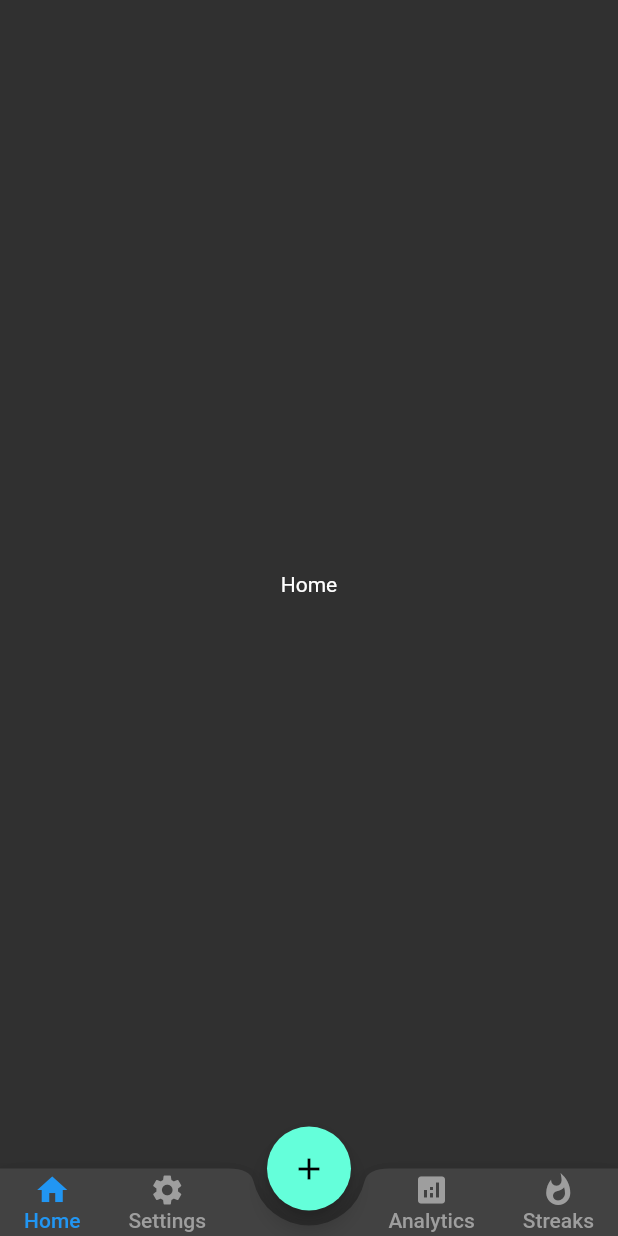
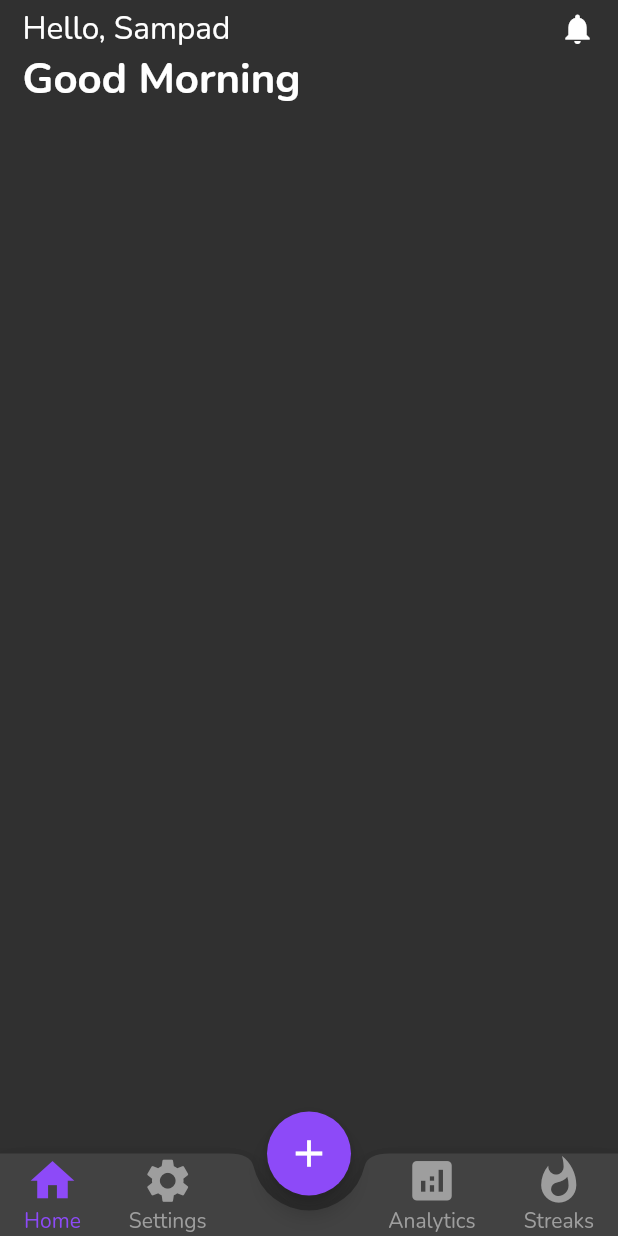
Before and after one commit to Sampad-Adhikary/Habito---A-habit-tracker-, a Flutter app: the screen it shows after launch, on a phone screen of 412 x 824 dp. Run offline on Flutter 3.47's test engine with Material 2 defaults, Android fonts, the light colour scheme and no system bars.

Commit message:
greeting message

```diff
--- a/lib/main.dart
+++ b/lib/main.dart
@@ -29,7 +29,7 @@ class Habito extends StatelessWidget {
   @override
   Widget build(BuildContext context) {
     return MaterialApp(
-        title: 'Habito - A habit trackre app',
+        title: 'Habito - A habit tracker app',
         theme: ThemeData.dark(),
         initialRoute: '/',
         routes: {
--- a/lib/screens/dashboard.dart
+++ b/lib/screens/dashboard.dart
@@ -1,3 +1,5 @@
+// ignore_for_file: prefer_const_constructors
+
 import 'package:flutter/material.dart';
 import 'package:habito/constants/routes.dart';
 import 'package:habito/screens/settingsScreen.dart';
@@ -23,7 +25,12 @@ class _MyDashboard extends State<MyDashboard> {
       child: Scaffold(
         body: PageStorage(bucket: bucket, child: currentScreen),
         floatingActionButton: FloatingActionButton(
-            child: Icon(Icons.add),
+            backgroundColor: Color.fromRGBO(141, 74, 248, 100),
+            child: Icon(
+              Icons.add,
+              color: Colors.white,
+              size: 30,
+            ),
             onPressed: () {
               Navigator.pushNamed(context, Routes.addHabitsScreen);
             }),
@@ -32,7 +39,7 @@ class _MyDashboard extends State<MyDashboard> {
           shape: CircularNotchedRectangle(),
           notchMargin: 10,
           child: Container(
-            height: 45,
+            height: 55,
             child: Row(
                 mainAxisAlignment: MainAxisAlignment.spaceBetween,
                 children: <Widget>[
@@ -51,21 +58,23 @@ class _MyDashboard extends State<MyDashboard> {
                           mainAxisAlignment: MainAxisAlignment.center,
                           children: [
                             Icon(Icons.home,
+                                size: 35,
                                 color: currentTab == 0
-                                    ? Colors.blue
+                                    ? Color.fromRGBO(141, 74, 248, 100)
                                     : Colors.grey),
                             Text(
                               'Home',
                               style: TextStyle(
+                                  fontFamily: 'Nunito',
                                   color: currentTab == 0
-                                      ? Colors.blue
+                                      ? Color.fromRGBO(141, 74, 248, 100)
                                       : Colors.grey),
                             )
                           ],
                         ),
                       ),
                       MaterialButton(
-                        minWidth: 40,
+                        minWidth: 35,
                         onPressed: () {
                           setState(() {
                             currentScreen = Settings();
@@ -76,14 +85,16 @@ class _MyDashboard extends State<MyDashboard> {
                           mainAxisAlignment: MainAxisAlignment.center,
                           children: [
                             Icon(Icons.settings,
+                                size: 35,
                                 color: currentTab == 1
-                                    ? Colors.blue
+                                    ? Color.fromRGBO(141, 74, 248, 100)
                                     : Colors.grey),
                             Text(
                               'Settings',
                               style: TextStyle(
+                                  fontFamily: 'Nunito',
                                   color: currentTab == 1
-                                      ? Colors.blue
+                                      ? Color.fromRGBO(141, 74, 248, 100)
                                       : Colors.grey),
                             )
                           ],
@@ -106,14 +117,16 @@ class _MyDashboard extends State<MyDashboard> {
                           mainAxisAlignment: MainAxisAlignment.center,
                           children: [
                             Icon(Icons.analytics,
+                                size: 35,
                                 color: currentTab == 2
-                                    ? Colors.blue
+                                    ? Color.fromRGBO(141, 74, 248, 100)
                                     : Colors.grey),
                             Text(
                               'Analytics',
                               style: TextStyle(
+                                  fontFamily: 'Nunito',
                                   color: currentTab == 2
-                                      ? Colors.blue
+                                      ? Color.fromRGBO(141, 74, 248, 100)
                                       : Colors.grey),
                             )
                           ],
@@ -131,14 +144,16 @@ class _MyDashboard extends State<MyDashboard> {
                           mainAxisAlignment: MainAxisAlignment.center,
                           children: [
                             Icon(Icons.whatshot,
+                                size: 35,
                                 color: currentTab == 3
-                                    ? Colors.blue
+                                    ? Color.fromRGBO(141, 74, 248, 100)
                                     : Colors.grey),
                             Text(
                               'Streaks',
                               style: TextStyle(
+                                  fontFamily: 'Nunito',
                                   color: currentTab == 3
-                                      ? Colors.blue
+                                      ? Color.fromRGBO(141, 74, 248, 100)
                                       : Colors.grey),
                             )
                           ],
--- a/lib/screens/homeScreen.dart
+++ b/lib/screens/homeScreen.dart
@@ -6,15 +6,66 @@ import 'package:habito/screens/settingsScreen.dart';
 import 'package:habito/screens/analyticsScreen.dart';
 import 'package:habito/screens/streaksScreen.dart';
 
-class Home extends StatelessWidget {
+class Home extends StatefulWidget {
   const Home({super.key});
 
   @override
+  State<Home> createState() => _HomeState();
+}
+
+class _HomeState extends State<Home> {
+  TimeOfDay? time = TimeOfDay.now();
+
+  String greeting(time) {
+    String greet = '';
+    if (time > 3 && time < 12) {
+      greet = "Good Morning";
+    } else if (time >= 12 && time < 5) {
+      greet = "Good Afternoon";
+    } else if (time >= 5 && time < 10) {
+      greet = "Good Evening";
+    } else {
+      greet = "Good Night";
+    }
+    return greet;
+  }
+
+  @override
   Widget build(BuildContext context) {
-    return Center(
-      child: Container(
-        child: Text("Home"),
+    return SafeArea(
+        child: Scaffold(
+      body: Container(
+        margin: EdgeInsets.only(top: 5, bottom: 5, right: 15, left: 15),
+        child: Column(
+          mainAxisAlignment: MainAxisAlignment.start,
+          crossAxisAlignment: CrossAxisAlignment.center,
+          children: [
+            Row(
+              mainAxisAlignment: MainAxisAlignment.spaceBetween,
+              children: [
+                Text("Hello, Sampad",
+                    style: TextStyle(fontFamily: "Nunito", fontSize: 21)),
+                SizedBox(
+                  height: 10,
+                ),
+                Container(
+                  child: Icon(Icons.notifications),
+                )
+              ],
+            ),
+            Container(
+                alignment: Alignment.centerLeft,
+                // margin: EdgeInsets.only(top: 5, bottom: 5, right: 15, left: 15),
+                child: Text(
+                  "Good Morning",
+                  style: TextStyle(
+                      fontFamily: 'Nunito',
+                      fontWeight: FontWeight.bold,
+                      fontSize: 28),
+                )),
+          ],
+        ),
       ),
-    );
+    ));
   }
 }
--- a/pubspec.yaml
+++ b/pubspec.yaml
@@ -81,6 +81,7 @@ flutter:
       fonts:
         - asset: fonts/Nunito-Regular.ttf
         - asset: fonts/Nunito-Bold.ttf
+          weight: 900
   #   - family: Trajan Pro
   #     fonts:
   #       - asset: fonts/TrajanPro.ttf
```
